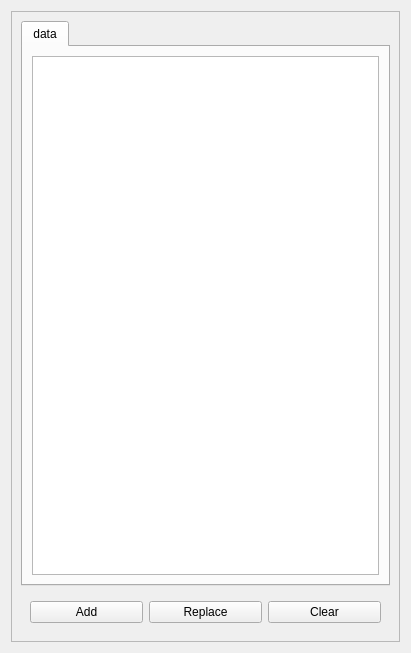
Above: mdaviz/resources/select_fields_table_view.ui from BCDA-APS/mdaviz before the change. Below: the same form after it.
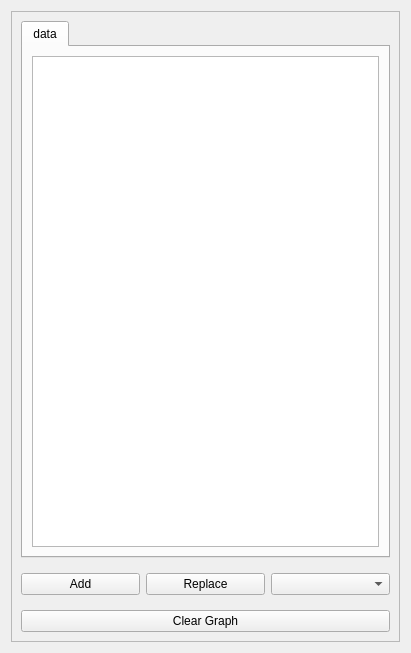
That is the form after the change.

Commit message: ENH #35 Add pull down menu for auto-add / auto-replace / auto-off

Patch:
```diff
--- a/mdaviz/resources/select_fields_table_view.ui
+++ b/mdaviz/resources/select_fields_table_view.ui
@@ -55,31 +55,40 @@
        </item>
        <item>
         <widget class="QWidget" name="widget" native="true">
-         <layout class="QHBoxLayout" name="horizontalLayout">
-          <item>
-           <widget class="QPushButton" name="addButton">
-            <property name="text">
-             <string>Add</string>
-            </property>
-           </widget>
-          </item>
-          <item>
+         <layout class="QGridLayout" name="gridLayout">
+          <property name="leftMargin">
+           <number>0</number>
+          </property>
+          <property name="rightMargin">
+           <number>0</number>
+          </property>
+          <item row="0" column="1">
            <widget class="QPushButton" name="replaceButton">
             <property name="text">
              <string>Replace</string>
             </property>
            </widget>
           </item>
-          <item>
-           <widget class="QPushButton" name="clearButton">
+          <item row="0" column="0">
+           <widget class="QPushButton" name="addButton">
             <property name="text">
-             <string>Clear</string>
+             <string>Add</string>
             </property>
            </widget>
           </item>
+          <item row="0" column="2">
+           <widget class="QComboBox" name="autoBox"/>
+          </item>
          </layout>
         </widget>
        </item>
+       <item>
+        <widget class="QPushButton" name="clearButton">
+         <property name="text">
+          <string>Clear Graph</string>
+         </property>
+        </widget>
+       </item>
       </layout>
      </widget>
     </widget>
```
